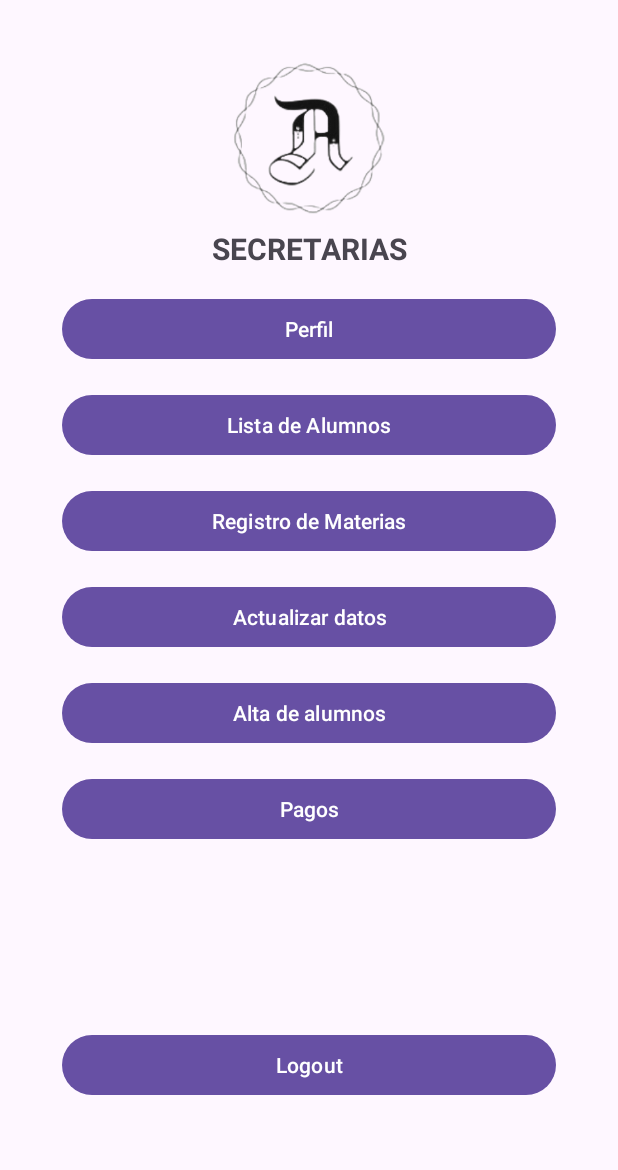
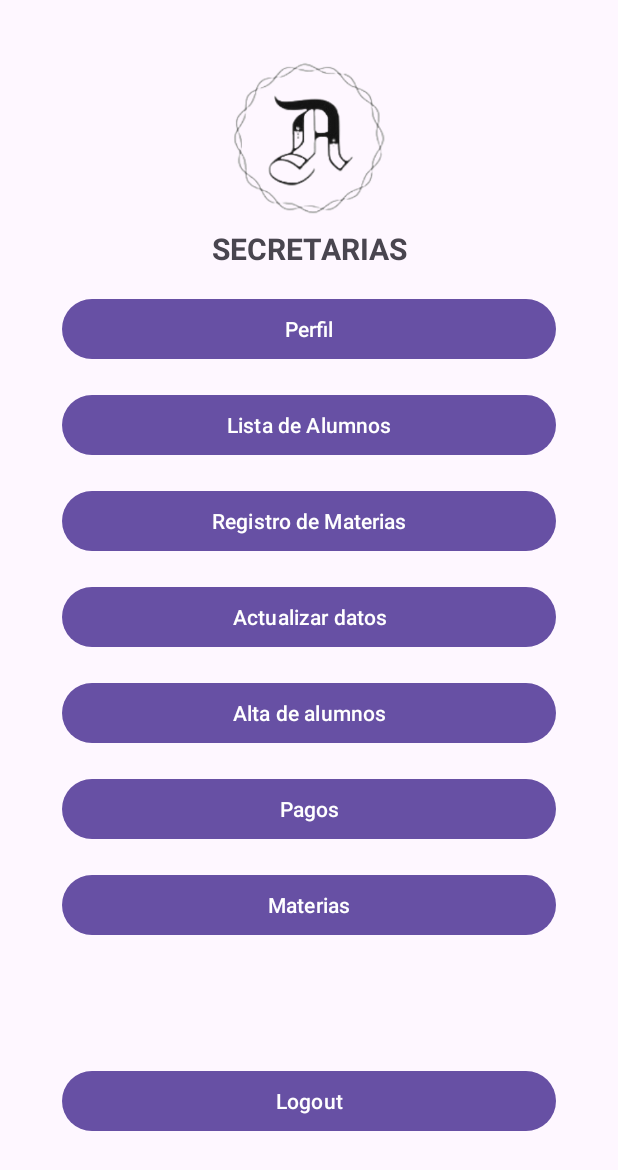
Before and after one commit to Marcelo935/AcademTracker, an Android app: the SecretariasActivity screen opened directly, with no data from a screen before it, on a phone screen of 412 x 824 dp. Shown: the top 1170 px of the screen. Run offline under Robolectric (Android 15) with nearby library versions, the phone set to English and light mode, and no system bars; our stand-ins replace Firebase (no records; nobody signed in at launch, a user with empty details on screens opened directly); Roboto replaces fonts that are not available here.

Commit message:
formulario dinamico para materias

```diff
--- a/app/src/main/java/com/example/academtracker/UsuarioAvanzado/ModifcarSecretariasActivity.java
+++ b/app/src/main/java/com/example/academtracker/UsuarioAvanzado/ModifcarSecretariasActivity.java
@@ -231,6 +231,7 @@ public class ModifcarSecretariasActivity extends AppCompatActivity {
                             // Crear un mapa con los detalles del alumno
                             Map<String, Object> alumnoMap = new HashMap<>();
                             alumnoMap.put("nombre", alumno.getNombre());
+                            alumnoMap.put("grado", alumno.getGrado());
                             // Agregar el alumno al mapa
                             alumnosMap.put(idAlumno, alumnoMap);
                         }
@@ -249,6 +250,7 @@ public class ModifcarSecretariasActivity extends AppCompatActivity {
                             String idAlumno = idMateria + "_" + System.currentTimeMillis();
                             Map<String, Object> alumnoMap = new HashMap<>();
                             alumnoMap.put("nombre", alumno.getNombre());
+                            alumnoMap.put("grado", alumno.getGrado());
                             alumnosMap.put(idAlumno, alumnoMap);
                         }
                         // Configurar datos de la materia
@@ -262,7 +264,6 @@ public class ModifcarSecretariasActivity extends AppCompatActivity {
                 .addOnFailureListener(e -> Log.e("AgregarAlumnos", "Error al verificar la materia", e));
     }
 
-
     @Override
     public void onBackPressed() {
         super.onBackPressed();
--- a/app/src/main/java/com/example/academtracker/UsuarioAvanzado/SecretariasActivity.java
+++ b/app/src/main/java/com/example/academtracker/UsuarioAvanzado/SecretariasActivity.java
@@ -17,7 +17,7 @@ import com.google.firebase.auth.FirebaseAuth;
 
 public class SecretariasActivity extends AppCompatActivity {
 
-    MaterialButton perfil, modificar, actualizar, agregar, salir, lista, pagos;
+    MaterialButton perfil, modificar, actualizar, agregar, salir, lista, pagos, materias;
 
     @Override
     protected void onCreate(Bundle savedInstanceState) {
@@ -28,9 +28,19 @@ public class SecretariasActivity extends AppCompatActivity {
         pagos = findViewById(R.id.pagosbtn);
         modificar = findViewById(R.id.modificarbtn);
         actualizar = findViewById(R.id.actualizarbtn);
+        materias = findViewById(R.id.materiasbtn);
         agregar = findViewById(R.id.agregarbtn);
         lista = findViewById(R.id.alumnos);
         salir = findViewById(R.id.salirbtn);
+
+        materias.setOnClickListener(new View.OnClickListener() {
+            @Override
+            public void onClick(View v) {
+                Intent intent = new Intent(SecretariasActivity.this, MateriasActivity.class);
+                startActivity(intent);
+                finish();
+            }
+        });
 
         pagos.setOnClickListener(new View.OnClickListener() {
             @Override
--- a/app/src/main/java/com/example/academtracker/adapter/AlumnosAdapter.java
+++ b/app/src/main/java/com/example/academtracker/adapter/AlumnosAdapter.java
@@ -13,9 +13,7 @@ import com.example.academtracker.R;
 import com.example.academtracker.model.Alumno;
 
 import java.util.ArrayList;
-import java.util.Collections;
-import java.util.List;
-import java.util.Map;
+
 
 public class AlumnosAdapter extends RecyclerView.Adapter<AlumnosAdapter.AlumnoViewHolder> {
 
--- a/app/src/main/res/layout/activity_secretarias.xml
+++ b/app/src/main/res/layout/activity_secretarias.xml
@@ -103,14 +103,26 @@
         app:layout_constraintStart_toStartOf="parent"
         app:layout_constraintWidth_percent="0.8" />
 
+    <!-- Materias Button -->
+    <com.google.android.material.button.MaterialButton
+        android:id="@+id/materiasbtn"
+        android:layout_width="0dp"
+        android:layout_height="wrap_content"
+        android:layout_marginTop="16dp"
+        android:text="Materias"
+        app:layout_constraintTop_toBottomOf="@id/pagosbtn"
+        app:layout_constraintEnd_toEndOf="parent"
+        app:layout_constraintStart_toStartOf="parent"
+        app:layout_constraintWidth_percent="0.8" />
+
     <!-- Logout Button -->
     <com.google.android.material.button.MaterialButton
         android:id="@+id/salirbtn"
         android:layout_width="0dp"
         android:layout_height="wrap_content"
-        android:layout_marginTop="32dp"
+        android:layout_marginTop="16dp"
         android:text="Logout"
-        app:layout_constraintTop_toBottomOf="@id/pagosbtn"
+        app:layout_constraintTop_toBottomOf="@id/materiasbtn"
         app:layout_constraintEnd_toEndOf="parent"
         app:layout_constraintStart_toStartOf="parent"
         app:layout_constraintBottom_toBottomOf="parent"
@@ -123,9 +135,7 @@
         android:layout_height="match_parent"
         app:layout_constraintBottom_toBottomOf="parent"
         app:layout_constraintEnd_toEndOf="parent"
-        app:layout_constraintHorizontal_bias="0.0"
         app:layout_constraintStart_toStartOf="parent"
-        app:layout_constraintTop_toBottomOf="@id/salirbtn"
-        app:layout_constraintVertical_bias="1.0" />
+        app:layout_constraintTop_toBottomOf="@id/salirbtn" />
 
 </androidx.constraintlayout.widget.ConstraintLayout>
```
Also changed, not shown: app/src/main/AndroidManifest.xml (+5 -2 lines), app/src/main/java/com/example/academtracker/UsuarioAvanzado/MateriasActivity.java (added, +135 -0 lines), app/src/main/java/com/example/academtracker/model/Alumno.java (+9 -0 lines), app/src/main/res/layout/activity_materias.xml (added, +57 -0 lines).
